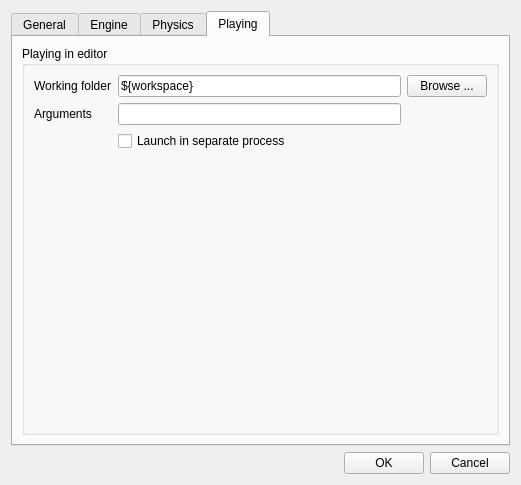
Above: editor/gui/dlgproject.ui from ensisoft/detonator before the change. Below: the same form after it.
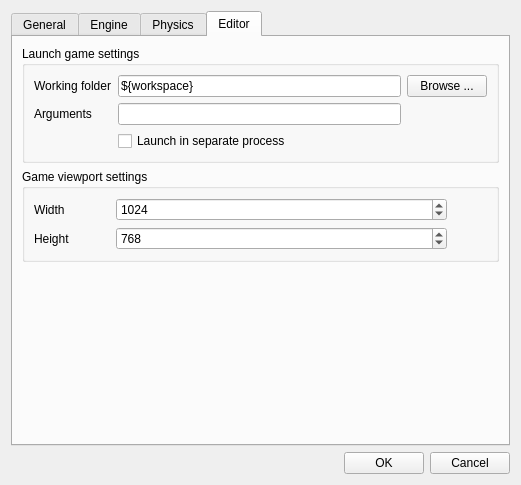
That is the form after the change. The open tabs and pages were chosen to show the change. Icons and pictures are not drawn.

Commit message:
Add an Editor setting for visualizing the game viewport
Add an Editor setting for visualizing the game viewport.

```diff
--- a/editor/gui/dlgproject.ui
+++ b/editor/gui/dlgproject.ui
@@ -503,13 +503,13 @@
      </widget>
      <widget class="QWidget" name="tabPlay">
       <attribute name="title">
-       <string>Playing</string>
+       <string>Editor</string>
       </attribute>
       <layout class="QVBoxLayout" name="verticalLayout_3">
        <item>
         <widget class="QGroupBox" name="groupBox_2">
          <property name="title">
-          <string>Playing in editor</string>
+          <string>Launch game settings</string>
          </property>
          <layout class="QGridLayout" name="gridLayout_2">
           <item row="1" column="0">
@@ -533,19 +533,6 @@
             </property>
            </widget>
           </item>
-          <item row="3" column="0">
-           <spacer name="verticalSpacer">
-            <property name="orientation">
-             <enum>Qt::Vertical</enum>
-            </property>
-            <property name="sizeHint" stdset="0">
-             <size>
-              <width>20</width>
-              <height>40</height>
-             </size>
-            </property>
-           </spacer>
-          </item>
           <item row="1" column="1">
            <widget class="QLineEdit" name="edtArguments"/>
           </item>
@@ -566,6 +553,133 @@
          </layout>
         </widget>
        </item>
+       <item>
+        <widget class="QGroupBox" name="groupBox_5">
+         <property name="title">
+          <string>Game viewport settings</string>
+         </property>
+         <layout class="QGridLayout" name="gridLayout_5">
+          <item row="1" column="0">
+           <widget class="QLabel" name="label_21">
+            <property name="sizePolicy">
+             <sizepolicy hsizetype="Preferred" vsizetype="Preferred">
+              <horstretch>0</horstretch>
+              <verstretch>0</verstretch>
+             </sizepolicy>
+            </property>
+            <property name="text">
+             <string>Height</string>
+            </property>
+            <property name="alignment">
+             <set>Qt::AlignLeading|Qt::AlignLeft|Qt::AlignVCenter</set>
+            </property>
+           </widget>
+          </item>
+          <item row="0" column="0">
+           <widget class="QLabel" name="label_20">
+            <property name="sizePolicy">
+             <sizepolicy hsizetype="Preferred" vsizetype="Preferred">
+              <horstretch>0</horstretch>
+              <verstretch>0</verstretch>
+             </sizepolicy>
+            </property>
+            <property name="text">
+             <string>Width</string>
+            </property>
+            <property name="alignment">
+             <set>Qt::AlignLeading|Qt::AlignLeft|Qt::AlignVCenter</set>
+            </property>
+           </widget>
+          </item>
+          <item row="0" column="2">
+           <widget class="QSpinBox" name="viewportWidth">
+            <property name="sizePolicy">
+             <sizepolicy hsizetype="Expanding" vsizetype="Fixed">
+              <horstretch>0</horstretch>
+              <verstretch>0</verstretch>
+             </sizepolicy>
+            </property>
+            <property name="maximum">
+             <number>16384</number>
+            </property>
+            <property name="stepType">
+             <enum>QAbstractSpinBox::AdaptiveDecimalStepType</enum>
+            </property>
+            <property name="value">
+             <number>1024</number>
+            </property>
+           </widget>
+          </item>
+          <item row="1" column="2">
+           <widget class="QSpinBox" name="viewportHeight">
+            <property name="sizePolicy">
+             <sizepolicy hsizetype="Preferred" vsizetype="Fixed">
+              <horstretch>0</horstretch>
+              <verstretch>0</verstretch>
+             </sizepolicy>
+            </property>
+            <property name="minimum">
+             <number>64</number>
+            </property>
+            <property name="maximum">
+             <number>16384</number>
+            </property>
+            <property name="stepType">
+             <enum>QAbstractSpinBox::AdaptiveDecimalStepType</enum>
+            </property>
+            <property name="value">
+             <number>768</number>
+            </property>
+           </widget>
+          </item>
+          <item row="1" column="3">
+           <spacer name="horizontalSpacer_2">
+            <property name="orientation">
+             <enum>Qt::Horizontal</enum>
+            </property>
+            <property name="sizeType">
+             <enum>QSizePolicy::Preferred</enum>
+            </property>
+            <property name="sizeHint" stdset="0">
+             <size>
+              <width>40</width>
+              <height>20</height>
+             </size>
+            </property>
+           </spacer>
+          </item>
+          <item row="1" column="1">
+           <spacer name="horizontalSpacer_3">
+            <property name="orientation">
+             <enum>Qt::Horizontal</enum>
+            </property>
+            <property name="sizeType">
+             <enum>QSizePolicy::Preferred</enum>
+            </property>
+            <property name="sizeHint" stdset="0">
+             <size>
+              <width>40</width>
+              <height>20</height>
+             </size>
+            </property>
+           </spacer>
+          </item>
+         </layout>
+        </widget>
+       </item>
+       <item>
+        <spacer name="verticalSpacer">
+         <property name="orientation">
+          <enum>Qt::Vertical</enum>
+         </property>
+         <property name="sizeHint" stdset="0">
+          <size>
+           <width>20</width>
+           <height>40</height>
+          </size>
+         </property>
+        </spacer>
+       </item>
       </layout>
      </widget>
     </widget>
```
Left out of the diff: 10 changed lines with no effect on the pictures. The commit also changes 7 other files.
